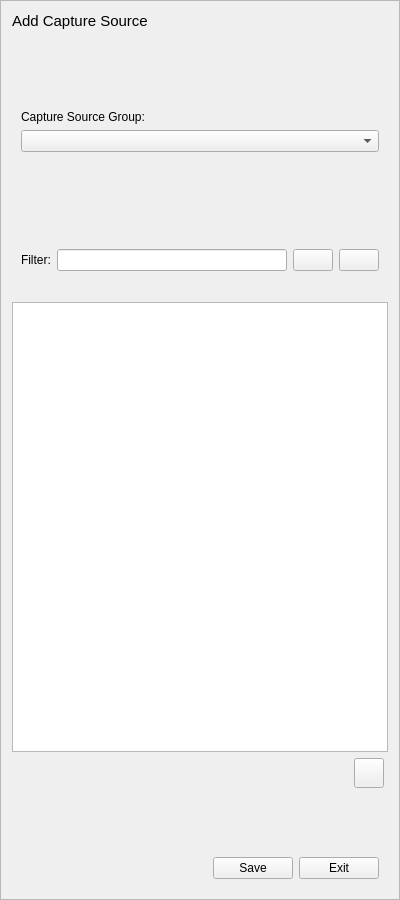
First picture: the form in buildings/gui/new_capture_source.ui, repository linz/nz-buildings, before the edit.
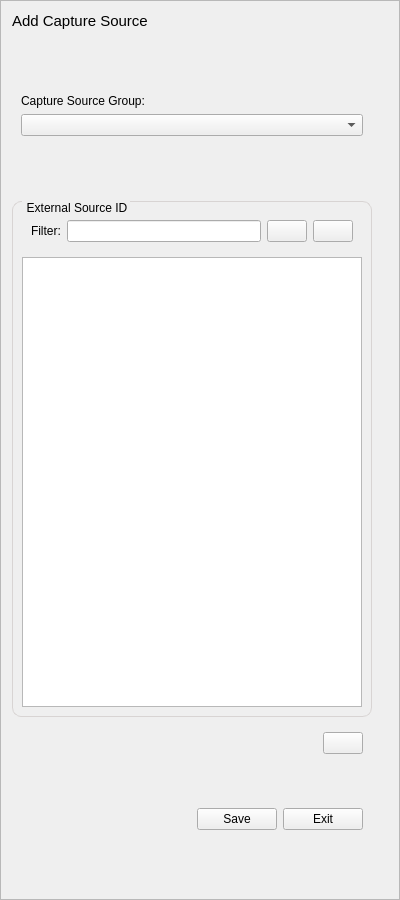
Second picture: the form after the edit.

Commit message: Add a scroll bar

```diff
--- a/buildings/gui/new_capture_source.ui
+++ b/buildings/gui/new_capture_source.ui
@@ -10,16 +10,16 @@
     <height>900</height>
    </rect>
   </property>
-  <property name="minimumSize">
-   <size>
-    <width>400</width>
-    <height>400</height>
-   </size>
+  <property name="sizePolicy">
+   <sizepolicy hsizetype="Preferred" vsizetype="Preferred">
+    <horstretch>0</horstretch>
+    <verstretch>0</verstretch>
+   </sizepolicy>
   </property>
   <property name="maximumSize">
    <size>
     <width>400</width>
-    <height>900</height>
+    <height>1100</height>
    </size>
   </property>
   <property name="windowTitle">
@@ -31,11 +31,56 @@
   <property name="frameShadow">
    <enum>QFrame::Raised</enum>
   </property>
-  <layout class="QFormLayout" name="formLayout_2">
-   <property name="fieldGrowthPolicy">
-    <enum>QFormLayout::AllNonFixedFieldsGrow</enum>
+  <layout class="QVBoxLayout" name="verticalLayout_3">
+   <property name="spacing">
+    <number>2</number>
    </property>
-   <item row="0" column="0">
+   <property name="margin">
+    <number>2</number>
+   </property>
+   <item>
+    <widget class="QScrollArea" name="scrollArea">
+     <property name="sizePolicy">
+      <sizepolicy hsizetype="MinimumExpanding" vsizetype="MinimumExpanding">
+       <horstretch>0</horstretch>
+       <verstretch>0</verstretch>
+      </sizepolicy>
+     </property>
+     <property name="maximumSize">
+      <size>
+       <width>390</width>
+       <height>16777215</height>
+      </size>
+     </property>
+     <property name="frameShape">
+      <enum>QFrame::NoFrame</enum>
+     </property>
+     <property name="verticalScrollBarPolicy">
+      <enum>Qt::ScrollBarAsNeeded</enum>
+     </property>
+     <property name="horizontalScrollBarPolicy">
+      <enum>Qt::ScrollBarAlwaysOff</enum>
+     </property>
+     <property name="widgetResizable">
+      <bool>true</bool>
+     </property>
+     <widget class="QWidget" name="scrollAreaWidgetContents_2">
+      <property name="geometry">
+       <rect>
+        <x>0</x>
+        <y>0</y>
+        <width>390</width>
+        <height>894</height>
+       </rect>
+      </property>
+      <property name="maximumSize">
+       <size>
+        <width>390</width>
+        <height>16777215</height>
+       </size>
+      </property>
+      <layout class="QVBoxLayout" name="verticalLayout">
+       <item>
     <widget class="QLabel" name="label">
      <property name="font">
       <font>
@@ -47,7 +92,7 @@
      </property>
     </widget>
    </item>
-   <item row="1" column="0" colspan="2">
+       <item>
     <spacer name="verticalSpacer">
      <property name="orientation">
       <enum>Qt::Vertical</enum>
@@ -60,9 +105,15 @@
      </property>
     </spacer>
    </item>
-   <item row="2" column="0" colspan="2">
+       <item>
     <widget class="QWidget" name="gridWidget" native="true">
-     <layout class="QGridLayout" name="gridLayout_3">
+         <property name="maximumSize">
+          <size>
+           <width>360</width>
+           <height>16777215</height>
+          </size>
+         </property>
+         <layout class="QGridLayout" name="gridLayout_6">
       <item row="1" column="0" colspan="2">
        <widget class="QComboBox" name="cmb_capture_source_group">
         <property name="sizePolicy">
@@ -83,7 +134,7 @@
      </layout>
     </widget>
    </item>
-   <item row="6" column="0">
+       <item>
     <spacer name="verticalSpacer_4">
      <property name="orientation">
       <enum>Qt::Vertical</enum>
@@ -99,7 +150,33 @@
      </property>
     </spacer>
    </item>
-   <item row="7" column="0" colspan="2">
+       <item>
+        <widget class="QGroupBox" name="groupBox">
+         <property name="maximumSize">
+          <size>
+           <width>360</width>
+           <height>16777215</height>
+          </size>
+         </property>
+         <property name="styleSheet">
+          <string notr="true">
+QGroupBox {
+    border: 1px solid #D8D4D3;
+    border-radius: 9px;
+    margin-top: 0.5em;
+}
+
+QGroupBox::title {
+    subcontrol-origin: margin;
+    left: 10px;
+    padding: 0 1px 0 3px;
+}</string>
+         </property>
+         <property name="title">
+          <string>External Source ID</string>
+         </property>
+         <layout class="QVBoxLayout" name="verticalLayout_2">
+          <item>
     <widget class="QWidget" name="widget" native="true">
      <property name="sizePolicy">
       <sizepolicy hsizetype="Expanding" vsizetype="Expanding">
@@ -107,6 +184,12 @@
        <verstretch>0</verstretch>
       </sizepolicy>
      </property>
+            <property name="maximumSize">
+             <size>
+              <width>360</width>
+              <height>16777215</height>
+             </size>
+            </property>
      <layout class="QGridLayout" name="gridLayout">
       <item row="3" column="1">
        <widget class="QLineEdit" name="le_filter"/>
@@ -159,10 +242,7 @@
      </layout>
     </widget>
    </item>
-   <item row="8" column="0">
-    <widget class="QWidget" name="widget_3" native="true"/>
-   </item>
-   <item row="14" column="0" colspan="2">
+          <item>
     <widget class="QTableWidget" name="tbl_capture_source_area">
      <property name="minimumSize">
       <size>
@@ -170,25 +250,41 @@
        <height>450</height>
       </size>
      </property>
-    </widget>
-   </item>
-   <item row="15" column="1">
-    <widget class="QWidget" name="widget_4" native="true">
-     <property name="sizePolicy">
-      <sizepolicy hsizetype="Expanding" vsizetype="Expanding">
-       <horstretch>0</horstretch>
-       <verstretch>0</verstretch>
-      </sizepolicy>
-     </property>
+            <property name="maximumSize">
+             <size>
+              <width>360</width>
+              <height>16777215</height>
+             </size>
+            </property>
+           </widget>
+          </item>
+         </layout>
+        </widget>
+       </item>
+       <item>
+        <widget class="QWidget" name="widget" native="true">
+         <property name="maximumSize">
+          <size>
+           <width>360</width>
+           <height>16777215</height>
+          </size>
+         </property>
+         <layout class="QHBoxLayout" name="horizontalLayout_8">
+          <item>
+           <spacer name="horizontalSpacer_7">
+            <property name="orientation">
+             <enum>Qt::Horizontal</enum>
+            </property>
+            <property name="sizeHint" stdset="0">
+             <size>
+              <width>40</width>
+              <height>20</height>
+             </size>
+            </property>
+           </spacer>
+          </item>
+          <item>
      <widget class="QPushButton" name="btn_new_geometry">
-      <property name="geometry">
-       <rect>
-        <x>200</x>
-        <y>0</y>
-        <width>30</width>
-        <height>30</height>
-       </rect>
-      </property>
       <property name="sizePolicy">
        <sizepolicy hsizetype="Fixed" vsizetype="Fixed">
         <horstretch>0</horstretch>
@@ -199,10 +295,25 @@
        <string/>
       </property>
      </widget>
-    </widget>
-   </item>
-   <item row="16" column="0" colspan="2">
-    <layout class="QHBoxLayout" name="horizontalLayout_4">
+          </item>
+         </layout>
+        </widget>
+       </item>
+       <item>
+        <widget class="QWidget" name="widget" native="true">
+         <property name="maximumSize">
+          <size>
+           <width>360</width>
+           <height>16777215</height>
+          </size>
+         </property>
+         <layout class="QHBoxLayout" name="horizontalLayout_5">
+          <property name="spacing">
+           <number>2</number>
+          </property>
+          <property name="margin">
+           <number>2</number>
+          </property>
      <item>
       <widget class="QLabel" name="l_confirm">
        <property name="layoutDirection">
@@ -223,7 +334,7 @@
       </widget>
      </item>
      <item>
-      <spacer name="horizontalSpacer_2">
+           <spacer name="horizontalSpacer_5">
        <property name="orientation">
         <enum>Qt::Horizontal</enum>
        </property>
@@ -236,12 +347,19 @@
       </spacer>
      </item>
     </layout>
-   </item>
-   <item row="17" column="0" colspan="2">
+        </widget>
+       </item>
+       <item>
     <widget class="QWidget" name="widget_2" native="true">
-     <layout class="QHBoxLayout" name="horizontalLayout">
+         <property name="maximumSize">
+          <size>
+           <width>360</width>
+           <height>16777215</height>
+          </size>
+         </property>
+         <layout class="QHBoxLayout" name="horizontalLayout_7">
       <item>
-       <spacer name="horizontalSpacer">
+           <spacer name="horizontalSpacer_6">
         <property name="orientation">
          <enum>Qt::Horizontal</enum>
         </property>
@@ -282,8 +400,8 @@
      </layout>
     </widget>
    </item>
-   <item row="15" column="0">
-    <spacer name="verticalSpacer_3">
+       <item>
+        <spacer name="verticalSpacer_2">
      <property name="orientation">
       <enum>Qt::Vertical</enum>
      </property>
@@ -294,6 +412,10 @@
       </size>
      </property>
     </spacer>
+       </item>
+      </layout>
+     </widget>
+    </widget>
    </item>
   </layout>
  </widget>
```
Left out of the diff: 8 changed lines with no effect on the pictures. Lines whose indentation alone changed are shown as unchanged.
